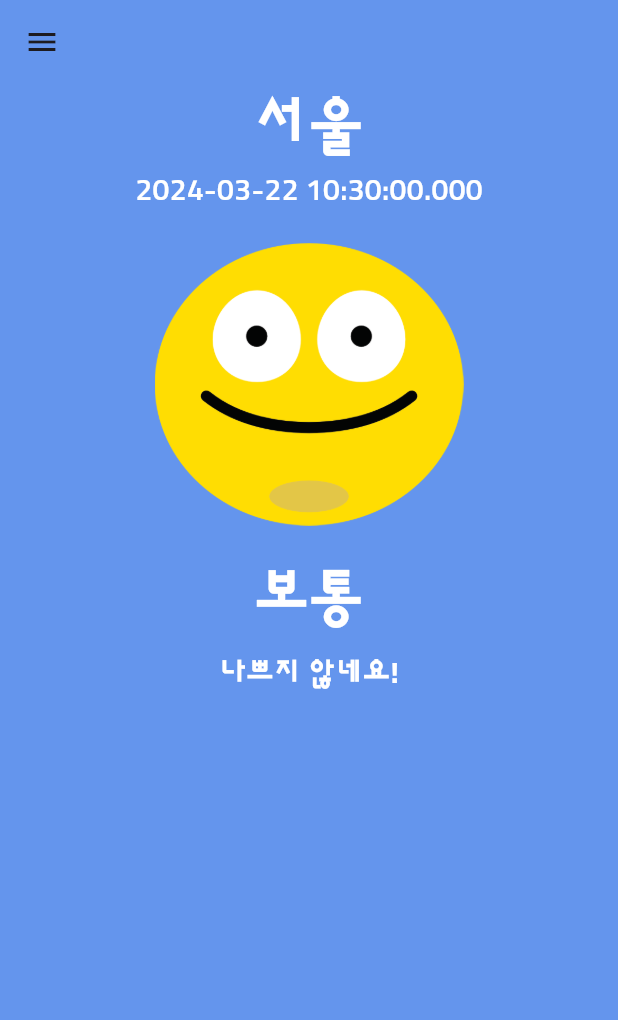
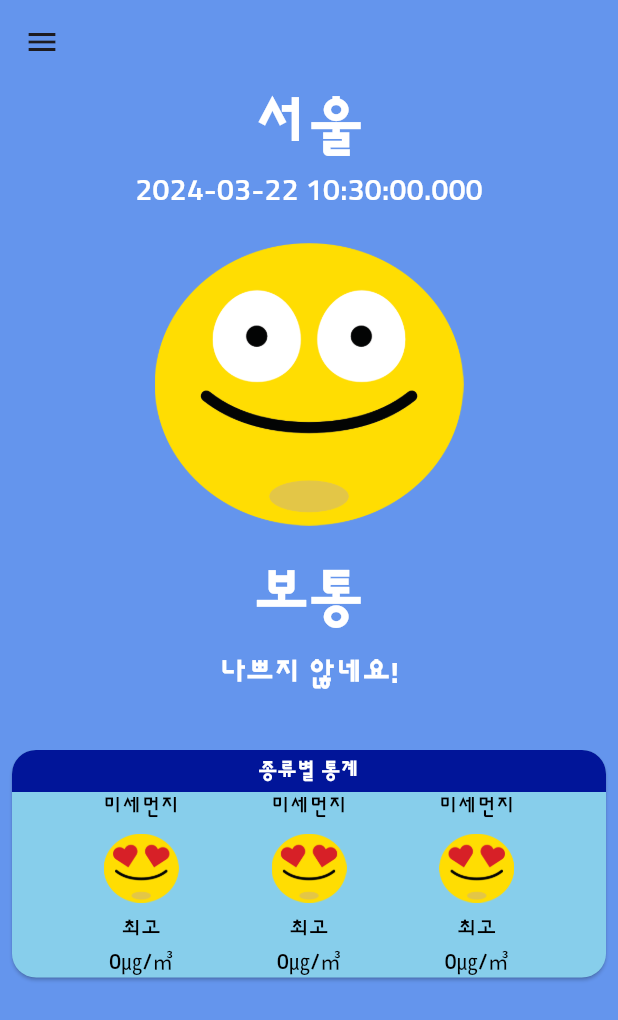
Before and after one commit to hommehyuk/dusty_dust, a Flutter app: the screen it shows after launch, on a phone screen of 412 x 824 dp. Shown: the top 1020 px of the screen. Run offline on Flutter 3.47's test engine with Material 3 defaults, Android fonts, the phone set to English and light mode, and no system bars.

Commit message:
CategoryCard 제작

```diff
--- /dev/null
+++ b/lib/component/main_stat.dart
@@ -0,0 +1,52 @@
+import 'package:flutter/material.dart';
+
+class MainStat extends StatelessWidget {
+  // 미세먼지 / 초미세먼지 등
+  final String category;
+
+  // 아이콘 위치(경로)
+  final String imgPath;
+
+  // 오염 정도
+  final String level;
+
+  //오염 수치
+  final String stat;
+
+  const MainStat({
+    required this.category,
+    required this.imgPath,
+    required this.level,
+    required this.stat,
+    super.key,
+  });
+
+  @override
+  Widget build(BuildContext context) {
+    final ts = TextStyle(
+      color: Colors.black,
+    );
+    return Column(
+      children: [
+        Text(
+          category,
+          style: ts,
+        ),
+        SizedBox(height: 8.0),
+        Image.asset(
+          imgPath,
+          width: 50.0,
+        ),
+        SizedBox(height: 8.0),
+        Text(
+          level,
+          style: ts,
+        ),
+        Text(
+          stat,
+          style: ts,
+        ),
+      ],
+    );
+  }
+}
--- a/lib/screen/home_screen.dart
+++ b/lib/screen/home_screen.dart
@@ -1,5 +1,6 @@
 import 'package:dusty_dust/component/main_app_bar.dart';
 import 'package:dusty_dust/component/main_drawer.dart';
+import 'package:dusty_dust/component/main_stat.dart';
 import 'package:dusty_dust/const/colors.dart';
 import 'package:flutter/material.dart';
 
@@ -16,6 +17,70 @@ class HomeScreen extends StatelessWidget {
       body: CustomScrollView(
         slivers: [
           MainAppBar(),
+          SliverToBoxAdapter(
+            child: Column(
+              crossAxisAlignment: CrossAxisAlignment.stretch,
+              children: [
+                Card(
+                  margin: EdgeInsets.symmetric(horizontal: 8.0),
+                  shape: RoundedRectangleBorder(
+                    borderRadius: BorderRadius.all(
+                      Radius.circular(16.0),
+                    ),
+                  ),
+                  color: lightColor,
+                  child: Column(
+                    crossAxisAlignment: CrossAxisAlignment.stretch,
+                    children: [
+                      Container(
+                        decoration: BoxDecoration(
+                          color: darkColor,
+                          borderRadius: BorderRadius.only(
+                            topLeft: Radius.circular(16.0),
+                            topRight: Radius.circular(16.0),
+                          ),
+                        ),
+                        child: Padding(
+                          padding: const EdgeInsets.all(4.0),
+                          child: Text(
+                            '종류별 통계',
+                            style: TextStyle(
+                              color: Colors.white,
+                              fontWeight: FontWeight.w700,
+                            ),
+                            textAlign: TextAlign.center,
+                          ),
+                        ),
+                      ),
+                      Row(
+                        mainAxisAlignment: MainAxisAlignment.spaceEvenly,
+                        children: [
+                          MainStat(
+                            category: '미세먼지',
+                            imgPath: 'asset/img/best.png',
+                            level: '최고',
+                            stat: '0㎍/㎥',
+                          ),
+                          MainStat(
+                            category: '미세먼지',
+                            imgPath: 'asset/img/best.png',
+                            level: '최고',
+                            stat: '0㎍/㎥',
+                          ),
+                          MainStat(
+                            category: '미세먼지',
+                            imgPath: 'asset/img/best.png',
+                            level: '최고',
+                            stat: '0㎍/㎥',
+                          ),
+                        ],
+                      ),
+                    ],
+                  ),
+                ),
+              ],
+            ),
+          ),
         ],
       ),
     );
```
